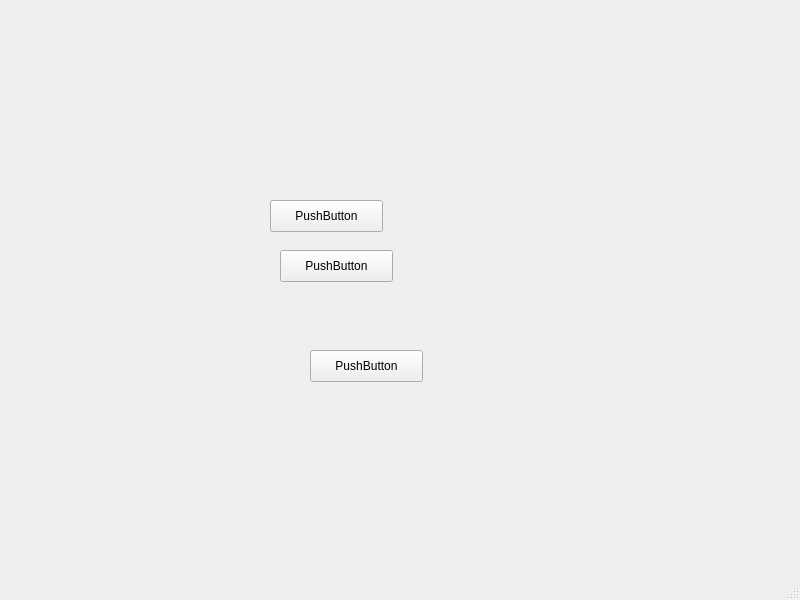
UWaterloo-Formula-Electric/charge-cart-gui, file untitled.ui: the form before one commit.
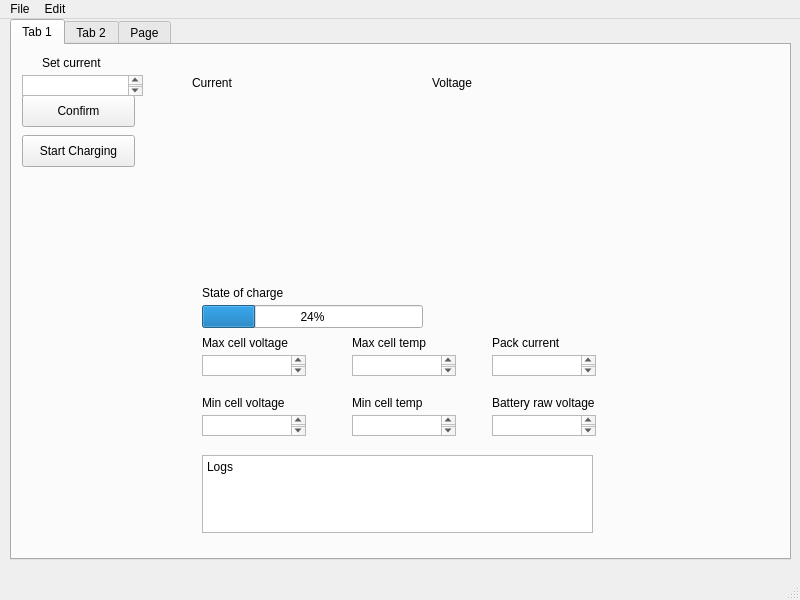
The form after the commit. Custom widgets are drawn as their Qt base class.

Commit message: Add a table for 70 cells and multiple tabs

```diff
--- a/untitled.ui
+++ b/untitled.ui
@@ -14,44 +14,436 @@
    <string>MainWindow</string>
   </property>
   <widget class="QWidget" name="centralwidget">
-   <widget class="QPushButton" name="pushButton">
+   <widget class="QLabel" name="label">
     <property name="geometry">
      <rect>
-      <x>270</x>
-      <y>200</y>
-      <width>113</width>
-      <height>32</height>
+      <x>70</x>
+      <y>90</y>
+      <width>91</width>
+      <height>16</height>
      </rect>
     </property>
     <property name="text">
-     <string>PushButton</string>
+     <string/>
     </property>
    </widget>
-   <widget class="QPushButton" name="pushButton_2">
+   <widget class="QTabWidget" name="MainTab">
     <property name="geometry">
      <rect>
-      <x>280</x>
-      <y>250</y>
-      <width>113</width>
-      <height>32</height>
+      <x>10</x>
+      <y>0</y>
+      <width>781</width>
+      <height>541</height>
      </rect>
     </property>
-    <property name="text">
-     <string>PushButton</string>
+    <property name="currentIndex">
+     <number>0</number>
     </property>
-   </widget>
-   <widget class="QPushButton" name="pushButton_3">
-    <property name="geometry">
-     <rect>
-      <x>310</x>
-      <y>350</y>
-      <width>113</width>
-      <height>32</height>
-     </rect>
-    </property>
-    <property name="text">
-     <string>PushButton</string>
-    </property>
+    <widget class="QWidget" name="tab">
+     <attribute name="title">
+      <string>Tab 1</string>
+     </attribute>
+     <widget class="QPushButton" name="pushButton_2">
+      <property name="geometry">
+       <rect>
+        <x>10</x>
+        <y>90</y>
+        <width>113</width>
+        <height>32</height>
+       </rect>
+      </property>
+      <property name="text">
+       <string>Start Charging</string>
+      </property>
+     </widget>
+     <widget class="QPushButton" name="pushButton">
+      <property name="geometry">
+       <rect>
+        <x>10</x>
+        <y>50</y>
+        <width>113</width>
+        <height>32</height>
+       </rect>
+      </property>
+      <property name="text">
+       <string>Confirm</string>
+      </property>
+     </widget>
+     <widget class="QLabel" name="label_9">
+      <property name="geometry">
+       <rect>
+        <x>30</x>
+        <y>10</y>
+        <width>81</width>
+        <height>16</height>
+       </rect>
+      </property>
+      <property name="text">
+       <string>Set current</string>
+      </property>
+     </widget>
+     <widget class="QTextEdit" name="textEdit_5">
+      <property name="geometry">
+       <rect>
+        <x>10</x>
+        <y>30</y>
+        <width>121</width>
+        <height>21</height>
+       </rect>
+      </property>
+     </widget>
+     <widget class="PlotWidget" name="graphWidget_current" native="true">
+      <property name="geometry">
+       <rect>
+        <x>180</x>
+        <y>50</y>
+        <width>221</width>
+        <height>181</height>
+       </rect>
+      </property>
+     </widget>
+     <widget class="PlotWidget" name="graphWidget_volt" native="true">
+      <property name="geometry">
+       <rect>
+        <x>420</x>
+        <y>50</y>
+        <width>221</width>
+        <height>181</height>
+       </rect>
+      </property>
+     </widget>
+     <widget class="QLabel" name="current_label">
+      <property name="geometry">
+       <rect>
+        <x>180</x>
+        <y>30</y>
+        <width>60</width>
+        <height>16</height>
+       </rect>
+      </property>
+      <property name="text">
+       <string>Current</string>
+      </property>
+     </widget>
+     <widget class="QLabel" name="voltage_label">
+      <property name="geometry">
+       <rect>
+        <x>420</x>
+        <y>30</y>
+        <width>60</width>
+        <height>16</height>
+       </rect>
+      </property>
+      <property name="text">
+       <string>Voltage</string>
+      </property>
+     </widget>
+     <widget class="QPlainTextEdit" name="plainTextEdit">
+      <property name="geometry">
+       <rect>
+        <x>190</x>
+        <y>410</y>
+        <width>391</width>
+        <height>78</height>
+       </rect>
+      </property>
+      <property name="plainText">
+       <string>Logs</string>
+      </property>
+     </widget>
+     <widget class="QTextEdit" name="textEdit">
+      <property name="geometry">
+       <rect>
+        <x>190</x>
+        <y>310</y>
+        <width>104</width>
+        <height>21</height>
+       </rect>
+      </property>
+      <property name="readOnly">
+       <bool>true</bool>
+      </property>
+     </widget>
+     <widget class="QTextEdit" name="textEdit_2">
+      <property name="geometry">
+       <rect>
+        <x>190</x>
+        <y>370</y>
+        <width>104</width>
+        <height>21</height>
+       </rect>
+      </property>
+      <property name="readOnly">
+       <bool>true</bool>
+      </property>
+     </widget>
+     <widget class="QTextEdit" name="textEdit_4">
+      <property name="geometry">
+       <rect>
+        <x>340</x>
+        <y>310</y>
+        <width>104</width>
+        <height>21</height>
+       </rect>
+      </property>
+      <property name="readOnly">
+       <bool>true</bool>
+      </property>
+     </widget>
+     <widget class="QTextEdit" name="textEdit_3">
+      <property name="geometry">
+       <rect>
+        <x>340</x>
+        <y>370</y>
+        <width>104</width>
+        <height>21</height>
+       </rect>
+      </property>
+      <property name="readOnly">
+       <bool>true</bool>
+      </property>
+     </widget>
+     <widget class="QLabel" name="label_3">
+      <property name="geometry">
+       <rect>
+        <x>190</x>
+        <y>350</y>
+        <width>101</width>
+        <height>16</height>
+       </rect>
+      </property>
+      <property name="text">
+       <string>Min cell voltage</string>
+      </property>
+     </widget>
+     <widget class="QLabel" name="label_2">
+      <property name="geometry">
+       <rect>
+        <x>190</x>
+        <y>290</y>
+        <width>101</width>
+        <height>16</height>
+       </rect>
+      </property>
+      <property name="text">
+       <string>Max cell voltage</string>
+      </property>
+     </widget>
+     <widget class="QLabel" name="label_5">
+      <property name="geometry">
+       <rect>
+        <x>340</x>
+        <y>290</y>
+        <width>101</width>
+        <height>16</height>
+       </rect>
+      </property>
+      <property name="text">
+       <string>Max cell temp</string>
+      </property>
+     </widget>
+     <widget class="QLabel" name="label_4">
+      <property name="geometry">
+       <rect>
+        <x>340</x>
+        <y>350</y>
+        <width>101</width>
+        <height>16</height>
+       </rect>
+      </property>
+      <property name="text">
+       <string>Min cell temp</string>
+      </property>
+     </widget>
+     <widget class="QTextEdit" name="textEdit_6">
+      <property name="geometry">
+       <rect>
+        <x>480</x>
+        <y>310</y>
+        <width>104</width>
+        <height>21</height>
+       </rect>
+      </property>
+      <property name="readOnly">
+       <bool>true</bool>
+      </property>
+     </widget>
+     <widget class="QLabel" name="label_6">
+      <property name="geometry">
+       <rect>
+        <x>480</x>
+        <y>290</y>
+        <width>101</width>
+        <height>16</height>
+       </rect>
+      </property>
+      <property name="text">
+       <string>Pack current</string>
+      </property>
+     </widget>
+     <widget class="QTextEdit" name="textEdit_7">
+      <property name="geometry">
+       <rect>
+        <x>480</x>
+        <y>370</y>
+        <width>104</width>
+        <height>21</height>
+       </rect>
+      </property>
+      <property name="readOnly">
+       <bool>true</bool>
+      </property>
+     </widget>
+     <widget class="QLabel" name="label_7">
+      <property name="geometry">
+       <rect>
+        <x>480</x>
+        <y>350</y>
+        <width>131</width>
+        <height>16</height>
+       </rect>
+      </property>
+      <property name="text">
+       <string>Battery raw voltage</string>
+      </property>
+     </widget>
+     <widget class="QProgressBar" name="progressBar">
+      <property name="geometry">
+       <rect>
+        <x>190</x>
+        <y>260</y>
+        <width>221</width>
+        <height>23</height>
+       </rect>
+      </property>
+      <property name="value">
+       <number>24</number>
+      </property>
+     </widget>
+     <widget class="QLabel" name="label_8">
+      <property name="geometry">
+       <rect>
+        <x>190</x>
+        <y>240</y>
+        <width>101</width>
+        <height>16</height>
+       </rect>
+      </property>
+      <property name="text">
+       <string>State of charge</string>
+      </property>
+     </widget>
+    </widget>
+    <widget class="QWidget" name="tab_2">
+     <attribute name="title">
+      <string>Tab 2</string>
+     </attribute>
+    </widget>
+    <widget class="QWidget" name="tab_3">
+     <attribute name="title">
+      <string>Page</string>
+     </attribute>
+     <widget class="QTableWidget" name="tableWidget">
+      <property name="geometry">
+       <rect>
+        <x>110</x>
+        <y>40</y>
+        <width>541</width>
+        <height>421</height>
+       </rect>
+      </property>
+      <row>
+       <property name="text">
+        <string>C1</string>
+       </property>
+      </row>
+      <row>
+       <property name="text">
+        <string>C2</string>
+       </property>
+      </row>
+      <row>
+       <property name="text">
+        <string>C3</string>
+       </property>
+      </row>
+      <row>
+       <property name="text">
+        <string>C4</string>
+       </property>
+      </row>
+      <row>
+       <property name="text">
+        <string>C5</string>
+       </property>
+      </row>
+      <row>
+       <property name="text">
+        <string>C6</string>
+       </property>
+      </row>
+      <row>
+       <property name="text">
+        <string>C7</string>
+       </property>
+      </row>
+      <row>
+       <property name="text">
+        <string>C8</string>
+       </property>
+      </row>
+      <row>
+       <property name="text">
+        <string>C9</string>
+       </property>
+      </row>
+      <row>
+       <property name="text">
+        <string>C10</string>
+       </property>
+      </row>
+      <row>
+       <property name="text">
+        <string>C11</string>
+       </property>
+      </row>
+      <row>
+       <property name="text">
+        <string>C12</string>
+       </property>
+      </row>
+      <row>
+       <property name="text">
+        <string>C14</string>
+       </property>
+      </row>
+      <column>
+       <property name="text">
+        <string>Box1</string>
+       </property>
+      </column>
+      <column>
+       <property name="text">
+        <string>Box2</string>
+       </property>
+      </column>
+      <column>
+       <property name="text">
+        <string>Box3</string>
+       </property>
+      </column>
+      <column>
+       <property name="text">
+        <string>Box4</string>
+       </property>
+      </column>
+      <column>
+       <property name="text">
+        <string>Box5</string>
+       </property>
+      </column>
+     </widget>
+    </widget>
    </widget>
   </widget>
   <widget class="QMenuBar" name="menubar">
@@ -63,9 +455,33 @@
      <height>37</height>
     </rect>
    </property>
+   <widget class="QMenu" name="menuFile">
+    <property name="title">
+     <string>File</string>
+    </property>
+    <addaction name="actionNew"/>
+    <addaction name="actionSave"/>
+   </widget>
+   <widget class="QMenu" name="menuEdit">
+    <property name="title">
+     <string>Edit</string>
+    </property>
+    <addaction name="actionCopy"/>
+    <addaction name="actionPaste"/>
+   </widget>
+   <addaction name="menuFile"/>
+   <addaction name="menuEdit"/>
   </widget>
   <widget class="QStatusBar" name="statusbar"/>
  </widget>
+ <customwidgets>
+  <customwidget>
+   <class>PlotWidget</class>
+   <extends>QWidget</extends>
+   <header>pyqtgraph</header>
+   <container>1</container>
+  </customwidget>
+ </customwidgets>
  <resources/>
  <connections/>
 </ui>
```
Left out of the diff: 44 changed lines with no effect on the pictures. The commit also changes 3 other files.
